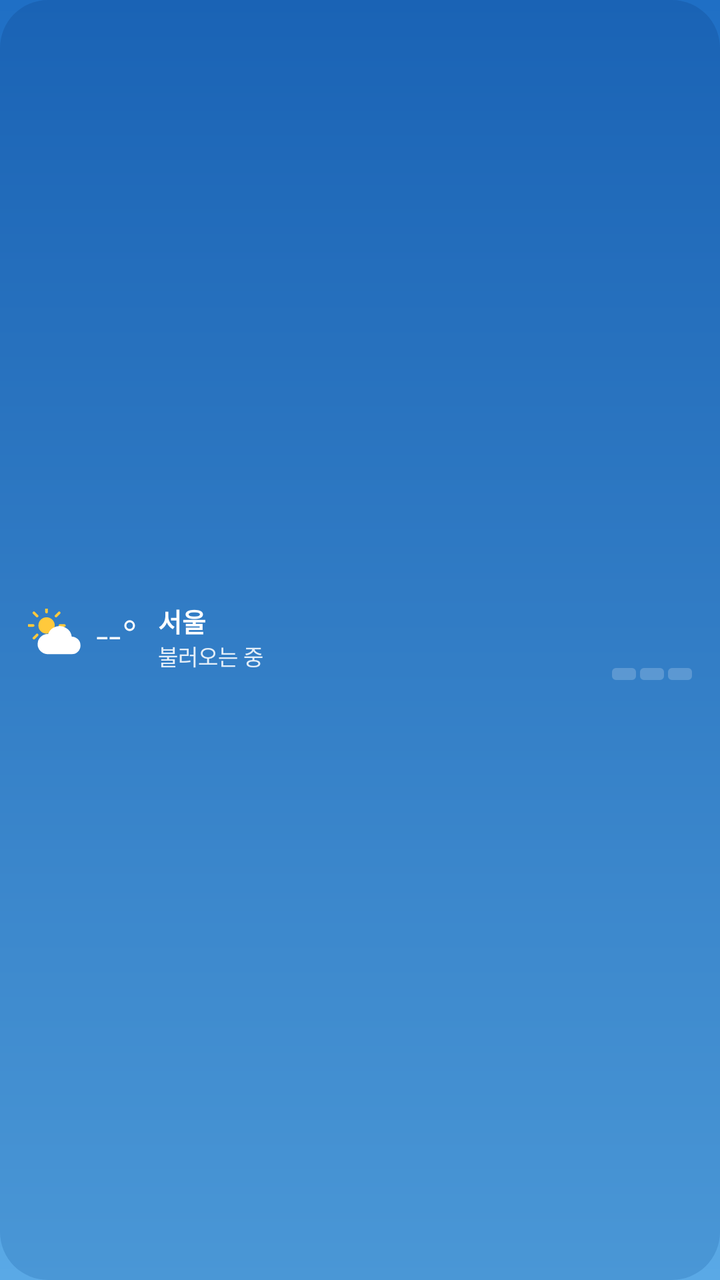
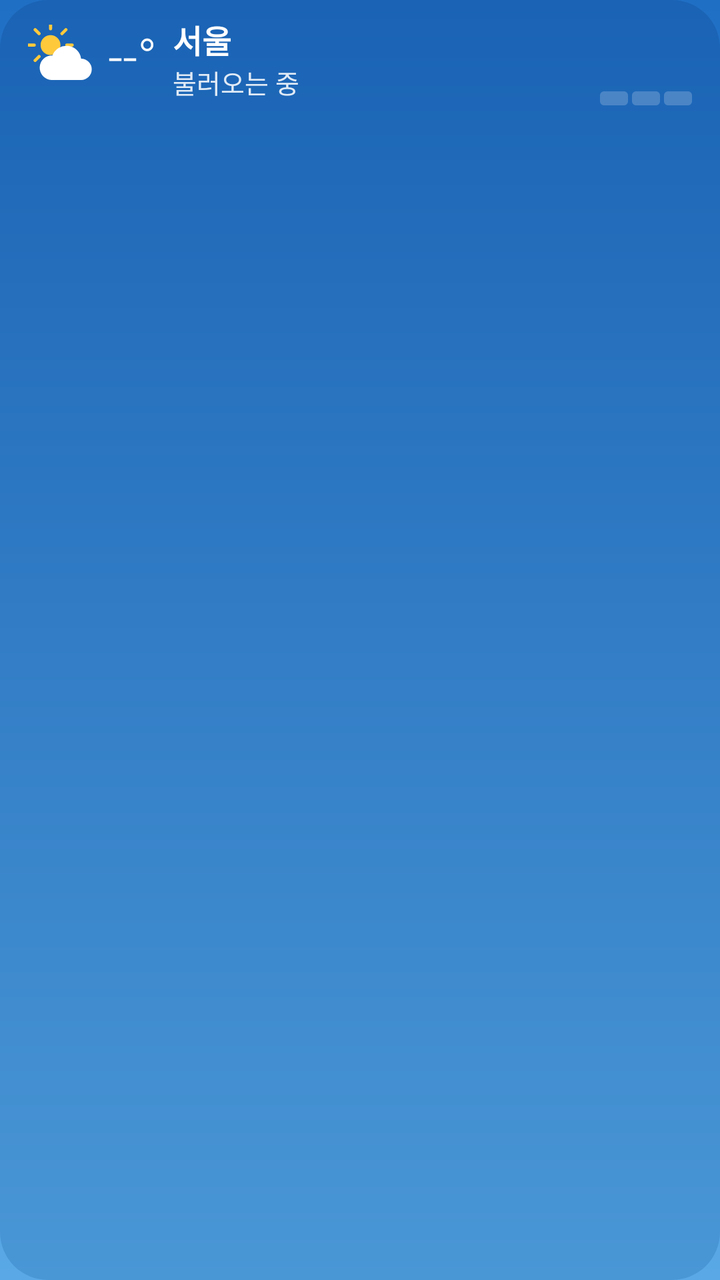

Before-and-after screenshots of an Android layout around one commit, followed by the original layout XML and the change that was made.
<!-- AndroidManifest.xml: application theme AppTheme -->
<!-- res/layout/widget_bar.xml -->
<?xml version="1.0" encoding="utf-8"?>
<FrameLayout xmlns:android="http://schemas.android.com/apk/res/android"
    android:id="@+id/root" android:layout_width="match_parent" android:layout_height="match_parent">
    <ImageView android:id="@+id/bg" android:layout_width="match_parent" android:layout_height="match_parent"
        android:scaleType="fitXY" android:src="@drawable/bg_clear_day" android:importantForAccessibility="no"/>
    <LinearLayout android:id="@+id/content" android:layout_width="match_parent" android:layout_height="match_parent"
        android:orientation="horizontal" android:gravity="center_vertical"
        android:paddingStart="14dp" android:paddingEnd="14dp" android:paddingTop="6dp" android:paddingBottom="6dp">

        
        <LinearLayout android:layout_width="0dp" android:layout_weight="1" android:layout_height="wrap_content"
            android:orientation="vertical">
            <LinearLayout android:layout_width="match_parent" android:layout_height="wrap_content"
                android:orientation="horizontal" android:gravity="center_vertical">
                <ImageView android:id="@+id/icon" android:layout_width="28dp" android:layout_height="28dp" android:src="@drawable/ic_w_partly_day"/>
                <TextView android:id="@+id/temp" android:layout_width="wrap_content" android:layout_height="wrap_content"
                    android:layout_marginStart="6dp" android:text="--°" android:textColor="#FFFFFF" android:textSize="22sp"
                    android:fontFamily="sans-serif-light" android:maxLines="1" android:includeFontPadding="false"/>
                <LinearLayout android:layout_width="0dp" android:layout_weight="1" android:layout_height="wrap_content"
                    android:layout_marginStart="10dp" android:orientation="vertical">
                    <TextView android:id="@+id/city" android:layout_width="match_parent" android:layout_height="wrap_content"
                        android:text="서울" android:textColor="#FFFFFF" android:textSize="13sp" android:textStyle="bold"
                        android:maxLines="1" android:ellipsize="end" android:includeFontPadding="false"/>
                    <TextView android:id="@+id/cond" android:layout_width="match_parent" android:layout_height="wrap_content"
                        android:text="불러오는 중" android:textColor="#DDFFFFFF" android:textSize="11sp" android:maxLines="1" android:ellipsize="end"/>
                </LinearLayout>
            </LinearLayout>
            <LinearLayout android:id="@+id/week" android:layout_width="match_parent" android:layout_height="wrap_content"
                android:layout_marginTop="3dp" android:orientation="horizontal"/>
        </LinearLayout>

        
        <LinearLayout android:layout_width="wrap_content" android:layout_height="wrap_content"
            android:layout_marginStart="10dp" android:orientation="vertical" android:gravity="end">
            <TextView android:id="@+id/hl" android:layout_width="wrap_content" android:layout_height="wrap_content"
                android:text="" android:textColor="#FFFFFF" android:textSize="12sp" android:maxLines="1"/>
            <TextView android:id="@+id/dust" android:layout_width="wrap_content" android:layout_height="wrap_content"
                android:text="" android:textColor="#DDFFFFFF" android:textSize="11sp" android:maxLines="1"/>
            <LinearLayout android:id="@+id/meter" android:layout_width="wrap_content" android:layout_height="wrap_content"
                android:layout_marginTop="3dp" android:orientation="horizontal">
                <ImageView android:id="@+id/m1" android:layout_width="12dp" android:layout_height="6dp" android:scaleType="fitXY" android:src="@drawable/cell_off"/>
                <ImageView android:id="@+id/m2" android:layout_width="12dp" android:layout_height="6dp" android:layout_marginStart="2dp" android:scaleType="fitXY" android:src="@drawable/cell_off"/>
                <ImageView android:id="@+id/m3" android:layout_width="12dp" android:layout_height="6dp" android:layout_marginStart="2dp" android:scaleType="fitXY" android:src="@drawable/cell_off"/>
            </LinearLayout>
        </LinearLayout>
    </LinearLayout>
</FrameLayout>
<!-- resources referenced by this layout -->
<resources>
  <!-- drawable bg_clear_day (drawable) -->
  <?xml version="1.0" encoding="utf-8"?>
  <shape xmlns:android="http://schemas.android.com/apk/res/android" android:shape="rectangle"><corners android:radius="24dp"/><gradient android:angle="270" android:startColor="#1A63B5" android:endColor="#4A97D6"/></shape>
  <!-- drawable cell_off (drawable) -->
  <?xml version="1.0" encoding="utf-8"?>
  <shape xmlns:android="http://schemas.android.com/apk/res/android" android:shape="rectangle"><corners android:radius="2dp"/><solid android:color="#33FFFFFF"/></shape>
  <!-- drawable ic_w_partly_day (drawable) -->
  <?xml version="1.0" encoding="utf-8"?>
  <vector xmlns:android="http://schemas.android.com/apk/res/android" android:width="64dp" android:height="64dp" android:viewportWidth="64" android:viewportHeight="64"><group android:translateX="-6" android:translateY="-8" android:scaleX="0.85" android:scaleY="0.85"><path android:fillColor="#FFC93C" android:pathData="M32,21a11,11 0,1 1,0 22a11,11 0,1 1,0 -22z"/><path android:strokeColor="#FFC93C" android:strokeWidth="3.5" android:strokeLineCap="round" android:pathData="M32,14L32,8M32,56L32,50M14,32L8,32M56,32L50,32M19.3,19.3L15,15M44.7,44.7L49,49M44.7,19.3L49,15M19.3,44.7L15,49"/></group><group android:translateX="4" android:translateY="6" android:scaleX="1" android:scaleY="1"><path android:fillColor="#FFFFFF" android:pathData="M18,46h28a10,10 0,0 0,0 -20a14,14 0,0 0,-27 -3A11,11 0,0 0,18 46z"/></group></vector>
  <style name="AppTheme" parent="android:Theme.Material.NoActionBar">
      <item name="android:windowBackground">@drawable/ic_launcher_bg</item>
      <item name="android:statusBarColor">#1F6FC5</item>
      <item name="android:navigationBarColor">#5AA9E6</item>
    </style>
  <!-- drawable ic_launcher_bg (drawable) -->
  <?xml version="1.0" encoding="utf-8"?>
  <shape xmlns:android="http://schemas.android.com/apk/res/android"><gradient android:angle="270" android:startColor="#1F6FC5" android:endColor="#5AA9E6"/></shape>
</resources>

<!-- the commit's change to res/layout/widget_bar.xml (unified diff, before → after) -->
@@ -4,44 +4,48 @@
     <ImageView android:id="@+id/bg" android:layout_width="match_parent" android:layout_height="match_parent"
         android:scaleType="fitXY" android:src="@drawable/bg_clear_day" android:importantForAccessibility="no"/>
     <LinearLayout android:id="@+id/content" android:layout_width="match_parent" android:layout_height="match_parent"
-        android:orientation="horizontal" android:gravity="center_vertical"
-        android:paddingStart="14dp" android:paddingEnd="14dp" android:paddingTop="6dp" android:paddingBottom="6dp">
+        android:orientation="vertical"
+        android:paddingStart="14dp" android:paddingEnd="14dp" android:paddingTop="6dp" android:paddingBottom="5dp">
 
         
-        <LinearLayout android:layout_width="0dp" android:layout_weight="1" android:layout_height="wrap_content"
-            android:orientation="vertical">
-            <LinearLayout android:layout_width="match_parent" android:layout_height="wrap_content"
-                android:orientation="horizontal" android:gravity="center_vertical">
-                <ImageView android:id="@+id/icon" android:layout_width="28dp" android:layout_height="28dp" android:src="@drawable/ic_w_partly_day"/>
-                <TextView android:id="@+id/temp" android:layout_width="wrap_content" android:layout_height="wrap_content"
-                    android:layout_marginStart="6dp" android:text="--°" android:textColor="#FFFFFF" android:textSize="22sp"
-                    android:fontFamily="sans-serif-light" android:maxLines="1" android:includeFontPadding="false"/>
-                <LinearLayout android:layout_width="0dp" android:layout_weight="1" android:layout_height="wrap_content"
-                    android:layout_marginStart="10dp" android:orientation="vertical">
-                    <TextView android:id="@+id/city" android:layout_width="match_parent" android:layout_height="wrap_content"
-                        android:text="서울" android:textColor="#FFFFFF" android:textSize="13sp" android:textStyle="bold"
-                        android:maxLines="1" android:ellipsize="end" android:includeFontPadding="false"/>
-                    <TextView android:id="@+id/cond" android:layout_width="match_parent" android:layout_height="wrap_content"
-                        android:text="불러오는 중" android:textColor="#DDFFFFFF" android:textSize="11sp" android:maxLines="1" android:ellipsize="end"/>
+        <LinearLayout android:layout_width="match_parent" android:layout_height="wrap_content"
+            android:orientation="horizontal" android:gravity="center_vertical">
+            <ImageView android:id="@+id/icon" android:layout_width="34dp" android:layout_height="34dp" android:src="@drawable/ic_w_partly_day"/>
+            <TextView android:id="@+id/temp" android:layout_width="wrap_content" android:layout_height="wrap_content"
+                android:layout_marginStart="6dp" android:text="--°" android:textColor="#FFFFFF" android:textSize="26sp"
+                android:fontFamily="sans-serif-light" android:maxLines="1" android:includeFontPadding="false"/>
+            <LinearLayout android:layout_width="wrap_content" android:layout_height="wrap_content"
+                android:layout_marginStart="8dp" android:orientation="vertical">
+                <TextView android:id="@+id/city" android:layout_width="wrap_content" android:layout_height="wrap_content"
+                    android:maxWidth="110dp" android:text="서울" android:textColor="#FFFFFF" android:textSize="16sp" android:textStyle="bold"
+                    android:maxLines="1" android:ellipsize="end" android:includeFontPadding="false"/>
+                <TextView android:id="@+id/cond" android:layout_width="wrap_content" android:layout_height="wrap_content"
+                    android:text="불러오는 중" android:textColor="#DDFFFFFF" android:textSize="13sp" android:maxLines="1" android:ellipsize="end"/>
+            </LinearLayout>
+            <TextView android:id="@+id/tip" android:layout_width="0dp" android:layout_weight="1" android:layout_height="wrap_content"
+                android:layout_marginStart="8dp" android:layout_marginEnd="6dp" android:gravity="center"
+                android:text="" android:textColor="#FFFFFF" android:textSize="12sp" android:maxLines="3" android:ellipsize="end"
+                android:lineBreakWordStyle="phrase" android:includeFontPadding="false"/>
+            <LinearLayout android:layout_width="wrap_content" android:layout_height="wrap_content"
+                android:orientation="vertical" android:gravity="end">
+                <TextView android:id="@+id/hl" android:layout_width="wrap_content" android:layout_height="wrap_content"
+                    android:text="" android:textColor="#FFFFFF" android:textSize="14sp" android:maxLines="1"/>
+                <TextView android:id="@+id/dust" android:layout_width="wrap_content" android:layout_height="wrap_content"
+                    android:text="" android:textColor="#DDFFFFFF" android:textSize="13sp" android:maxLines="1"/>
+                <LinearLayout android:id="@+id/meter" android:layout_width="wrap_content" android:layout_height="wrap_content"
+                    android:layout_marginTop="3dp" android:orientation="horizontal">
+                    <ImageView android:id="@+id/m1" android:layout_width="14dp" android:layout_height="7dp" android:scaleType="fitXY" android:src="@drawable/cell_off"/>
+                    <ImageView android:id="@+id/m2" android:layout_width="14dp" android:layout_height="7dp" android:layout_marginStart="2dp" android:scaleType="fitXY" android:src="@drawable/cell_off"/>
+                    <ImageView android:id="@+id/m3" android:layout_width="14dp" android:layout_height="7dp" android:layout_marginStart="2dp" android:scaleType="fitXY" android:src="@drawable/cell_off"/>
                 </LinearLayout>
             </LinearLayout>
-            <LinearLayout android:id="@+id/week" android:layout_width="match_parent" android:layout_height="wrap_content"
-                android:layout_marginTop="3dp" android:orientation="horizontal"/>
         </LinearLayout>
 
         
-        <LinearLayout android:layout_width="wrap_content" android:layout_height="wrap_content"
-            android:layout_marginStart="10dp" android:orientation="vertical" android:gravity="end">
-            <TextView android:id="@+id/hl" android:layout_width="wrap_content" android:layout_height="wrap_content"
-                android:text="" android:textColor="#FFFFFF" android:textSize="12sp" android:maxLines="1"/>
-            <TextView android:id="@+id/dust" android:layout_width="wrap_content" android:layout_height="wrap_content"
-                android:text="" android:textColor="#DDFFFFFF" android:textSize="11sp" android:maxLines="1"/>
-            <LinearLayout android:id="@+id/meter" android:layout_width="wrap_content" android:layout_height="wrap_content"
-                android:layout_marginTop="3dp" android:orientation="horizontal">
-                <ImageView android:id="@+id/m1" android:layout_width="12dp" android:layout_height="6dp" android:scaleType="fitXY" android:src="@drawable/cell_off"/>
-                <ImageView android:id="@+id/m2" android:layout_width="12dp" android:layout_height="6dp" android:layout_marginStart="2dp" android:scaleType="fitXY" android:src="@drawable/cell_off"/>
-                <ImageView android:id="@+id/m3" android:layout_width="12dp" android:layout_height="6dp" android:layout_marginStart="2dp" android:scaleType="fitXY" android:src="@drawable/cell_off"/>
-            </LinearLayout>
-        </LinearLayout>
+        <TextView android:layout_width="match_parent" android:layout_height="0dp" android:layout_weight="1"/>
+
+        
+        <LinearLayout android:id="@+id/week" android:layout_width="match_parent" android:layout_height="wrap_content"
+            android:orientation="horizontal"/>
     </LinearLayout>
 </FrameLayout>
